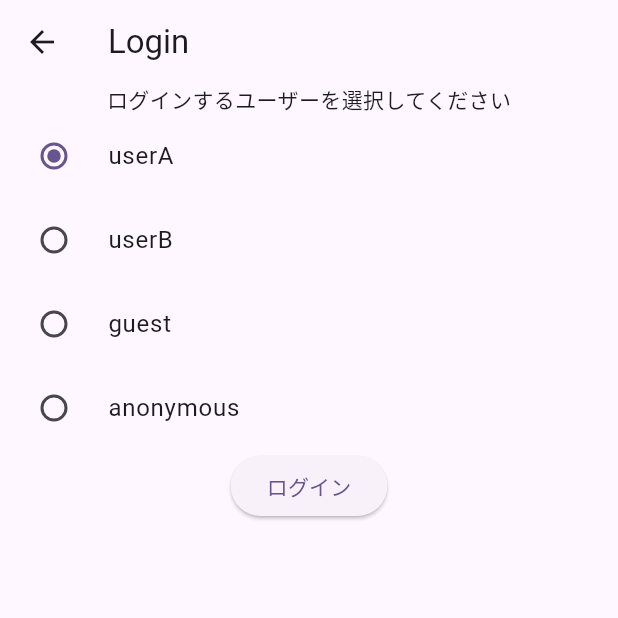
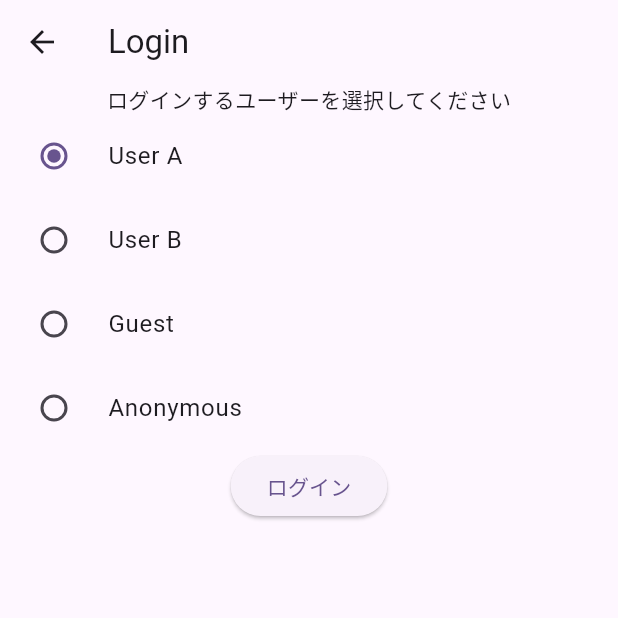
Before and after one commit to Pregum/supabase_storage_rls_practice, a Flutter app: the LoginPage screen opened by its route, after a tap on "ログイン", on a phone screen of 412 x 824 dp, the top half of it. Run offline on Flutter 3.47's test engine with Material 3 defaults, Android fonts, the phone set to English and light mode, and no system bars; our stand-ins replace auto_route, flutter_hooks, hooks_riverpod, logger, riverpod_annotation, supabase_flutter; accounts and stored records are empty; generated files the repository leaves out were written again.

Commit message:
wip: ログイン画面実装途中
ref.readでserviceがnot initializeと出るので原因を調査

```diff
--- a/lib/data/service/supabase_service.dart
+++ b/lib/data/service/supabase_service.dart
@@ -3,7 +3,7 @@ import 'package:supabase_flutter/supabase_flutter.dart';
 
 part 'supabase_service.g.dart';
 
-@riverpod
+@Riverpod(keepAlive: true)
 /// [SupabaseClient] の初期化を行う FutureProvider
 class SupabaseServiceFuture extends _$SupabaseServiceFuture {
   @override
--- a/lib/main.dart
+++ b/lib/main.dart
@@ -13,13 +13,20 @@ Future<void> main() async {
     MyProviderObserver(),
   ]);
   final client = await container.read(supabaseServiceFutureProvider.future);
-  final supabaseContainer = ProviderContainer(parent: container, overrides: [
+  final serviceContainer = ProviderContainer(parent: container, overrides: [
     supabaseService.overrideWithValue(client),
   ]);
 
+  final repositoryContainer = ProviderContainer(
+    parent: serviceContainer,
+    overrides: [
+      // supabaseAuthRepositoryProvider.overrideWith(() => )),
+    ],
+  );
+
   runApp(
     UncontrolledProviderScope(
-      container: supabaseContainer,
+      container: repositoryContainer,
       child: const MyApp(),
     ),
   );
--- a/lib/ui/pages/login/login_page.dart
+++ b/lib/ui/pages/login/login_page.dart
@@ -2,12 +2,40 @@ import 'package:auto_route/auto_route.dart';
 import 'package:flutter/material.dart';
 import 'package:flutter_hooks/flutter_hooks.dart';
 import 'package:hooks_riverpod/hooks_riverpod.dart';
+import 'package:supabase_storage_rls_practice/config/logger.dart';
+import 'package:supabase_storage_rls_practice/data/repository/supabase_auth_repository.dart';
+import 'package:supabase_storage_rls_practice/ui/hooks/use_easy_try_catcher.dart';
 
 enum UserRole {
   userA,
   userB,
   guest,
   anonymous;
+
+  String get name {
+    return switch (this) {
+      UserRole.userA => 'User A',
+      UserRole.userB => 'User B',
+      UserRole.guest => 'Guest',
+      UserRole.anonymous => 'Anonymous'
+    };
+  }
+
+  String get email {
+    return switch (this) {
+      UserRole.userA => 'usera@example.com',
+      UserRole.userB => 'userb@example.com',
+      _ => throw UnimplementedError(),
+    };
+  }
+
+  String get password {
+    return switch (this) {
+      UserRole.userA => 'userA123456',
+      UserRole.userB => 'userB123456',
+      _ => throw UnimplementedError(),
+    };
+  }
 }
 
 @RoutePage()
@@ -16,7 +44,7 @@ class LoginPage extends HookConsumerWidget {
 
   @override
   Widget build(BuildContext context, WidgetRef ref) {
-    final radioVal = useState<UserRole>(UserRole.userA);
+    final selectedUser = useState<UserRole>(UserRole.userA);
 
     return Scaffold(
       appBar: AppBar(
@@ -34,18 +62,35 @@ class LoginPage extends HookConsumerWidget {
               for (final UserRole role in UserRole.values)
                 RadioListTile<UserRole>(
                   value: role,
-                  groupValue: radioVal.value,
+                  groupValue: selectedUser.value,
                   title: Text(role.name),
                   onChanged: (value) {
-                    radioVal.value = value!;
+                    selectedUser.value = value!;
                   },
                 ),
               ElevatedButton(
                 child: const Text('ログイン'),
                 onPressed: () async {
-                  // TODO: ログイン処理を実装する
-                  // ref.read(userRoleProvider).state = radioVal.value;
-                  // AutoRouter.of(context).replace(const MyHomeRoute());
+                  final authRepository =
+                      ref.read(supabaseAuthRepositoryProvider.notifier);
+                  var user = selectedUser.value;
+
+                  try {
+                    await authRepository.signInWithPassword(
+                        email: user.email, password: user.password);
+                  } on Exception catch (e) {
+                    logger.e(e);
+                  }
+
+                  // useTryCatch(
+                  //   tryFunc: () async {
+                  //     await authRepository.signInWithPassword(
+                  //         email: user.email, password: user.password);
+                  //   },
+                  //   onError: (error, stackTrace) {
+                  //     print('ログインエラー: $error');
+                  //   },
+                  // );
                 },
               ),
             ],
```
Also changed, not shown: lib/data/service/supabase_service.g.dart, lib/routing/router.gr.dart.
